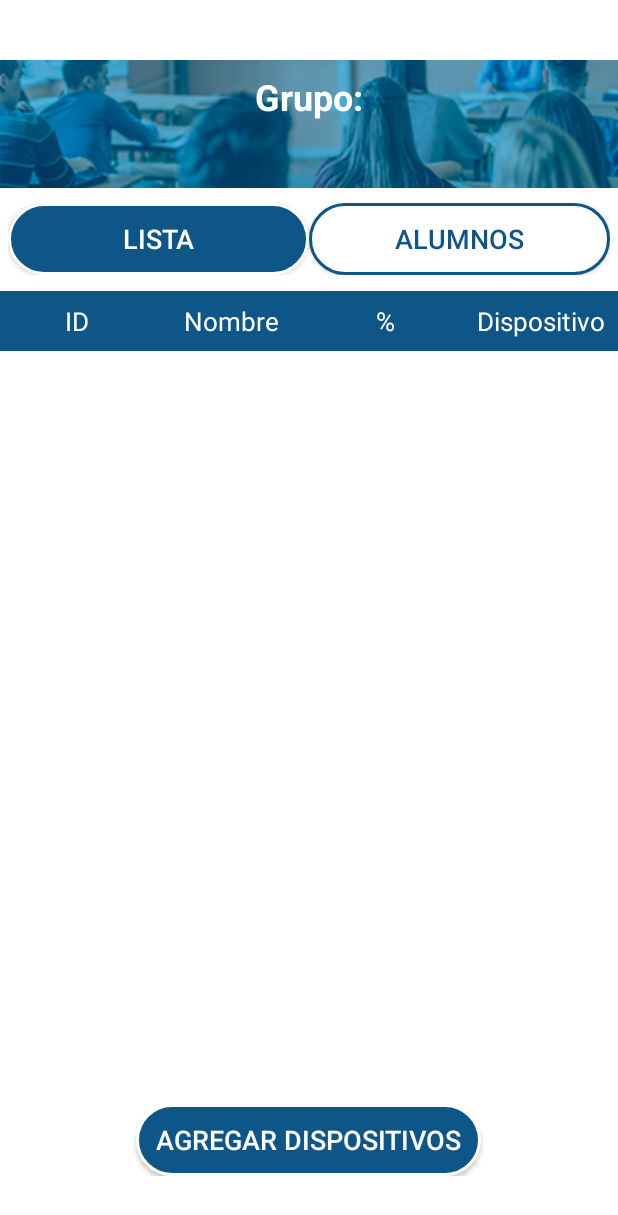
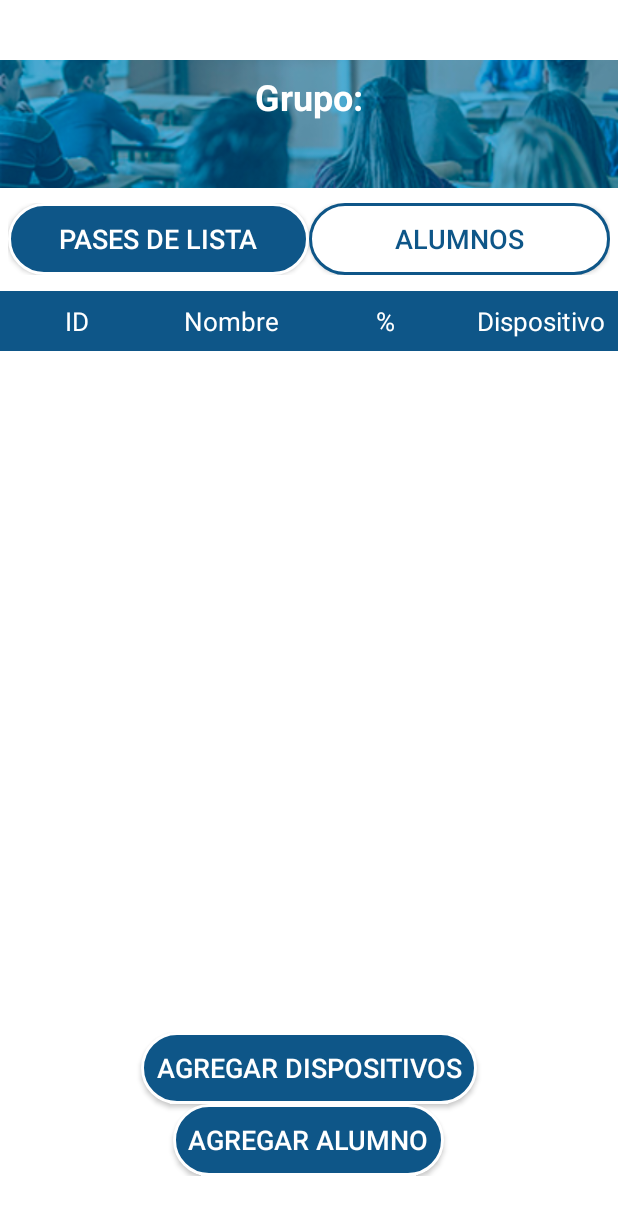
Before and after one commit to gborrego/asistenciaitsonbluetooth, an Android app built with Jetpack Compose: the layout student_list.xml on its own in the app's theme, with its tools: preview values and no code run, on a phone screen of 412 x 824 dp. Shown: the top 1215 px of the screen. Run offline under Robolectric (Android 15) with nearby library versions, the phone set to English and light mode, and no system bars.

Commit message:
Ajustes leves
cambios minimos de botones

```diff
--- a/app/src/main/res/layout/add_devices.xml
+++ b/app/src/main/res/layout/add_devices.xml
@@ -114,10 +114,10 @@
             android:background="@drawable/radius_button" />
 
         <Button
-            android:id="@+id/manual_button"
+            android:id="@+id/back_button"
             android:layout_width="150dp"
             android:layout_height="wrap_content"
-            android:text="Manual"
+            android:text="Regresar"
             android:gravity="center"
             android:textSize="18sp"
             android:textColor="#FFFFFF"
--- a/app/src/main/res/layout/list.xml
+++ b/app/src/main/res/layout/list.xml
@@ -57,7 +57,7 @@
             android:layout_width="0dp"
             android:layout_height="wrap_content"
             android:layout_weight="1"
-            android:text="Lista"
+            android:text="Pases de lista"
             android:textSize="18sp"
             android:layout_gravity="center"
             android:textColor="#0E5688"
--- a/app/src/main/res/layout/student_list.xml
+++ b/app/src/main/res/layout/student_list.xml
@@ -18,8 +18,7 @@
         <LinearLayout
             android:layout_width="match_parent"
             android:layout_height="wrap_content"
-            android:orientation="vertical"
-            >
+            android:orientation="vertical">
 
             <TextView
                 android:paddingTop="8dp"
@@ -40,7 +39,6 @@
                 android:textSize="24sp"
                 android:textColor="#FFFFFF"/>
 
-
         </LinearLayout>
 
     </FrameLayout>
@@ -57,7 +55,7 @@
             android:layout_width="0dp"
             android:layout_height="wrap_content"
             android:layout_weight="1"
-            android:text="Lista"
+            android:text="pases de lista"
             android:textSize="18sp"
             android:layout_gravity="center"
             android:textColor="#ffff"
@@ -75,7 +73,6 @@
     </LinearLayout>
 
     <!-- Header (Date, day, skips) -->
-
     <LinearLayout
         android:layout_width="match_parent"
         android:layout_height="wrap_content"
@@ -132,7 +129,6 @@
 
     </LinearLayout>
 
-
     <!-- Students list -->
     <androidx.recyclerview.widget.RecyclerView
         android:id="@+id/lista_alumnos_recycler_view"
@@ -146,14 +142,14 @@
     <LinearLayout
         android:layout_width="match_parent"
         android:layout_height="wrap_content"
-        android:gravity="center_horizontal"
+        android:orientation="vertical"
+        android:gravity="center"
         android:paddingTop="10dp"
-        android:paddingBottom="40dp"
-        >
+        android:paddingBottom="40dp">
 
         <Button
-            android:id="@+id/add_button"
-            android:layout_width="230dp"
+            android:id="@+id/add_device_button"
+            android:layout_width="wrap_content"
             android:layout_height="wrap_content"
             android:background="@drawable/radius_button"
             android:gravity="center"
@@ -161,5 +157,16 @@
             android:text="Agregar Dispositivos"
             android:textColor="#FFFFFF"
             android:textSize="18sp" />
+
+        <Button
+            android:id="@+id/add_student_button"
+            android:layout_width="wrap_content"
+            android:layout_height="wrap_content"
+            android:background="@drawable/radius_button"
+            android:gravity="center"
+            android:padding="10dp"
+            android:text="Agregar Alumno"
+            android:textColor="#FFFFFF"
+            android:textSize="18sp" />
     </LinearLayout>
 </LinearLayout>
```
